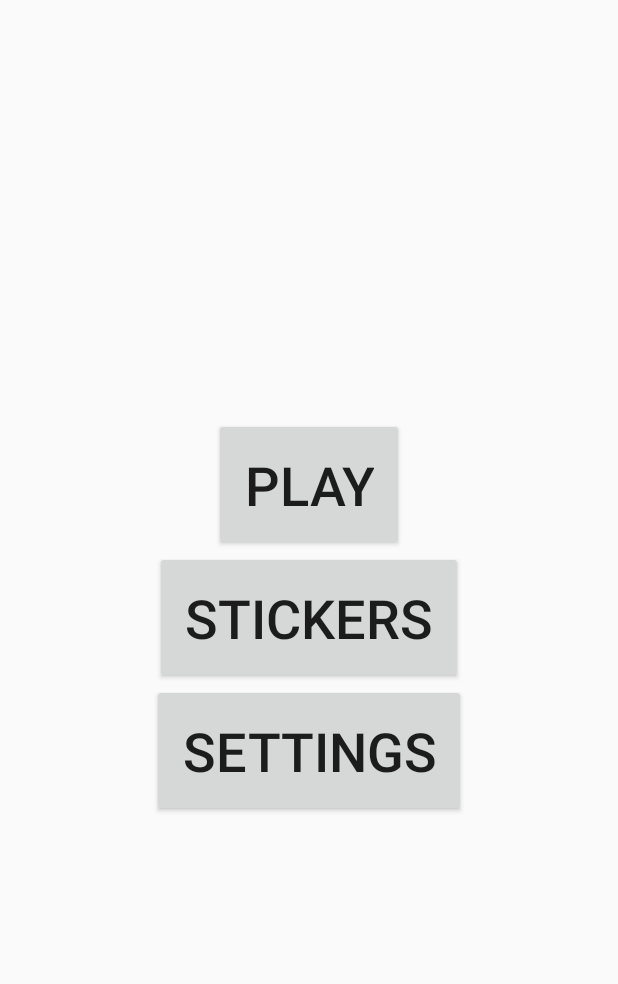
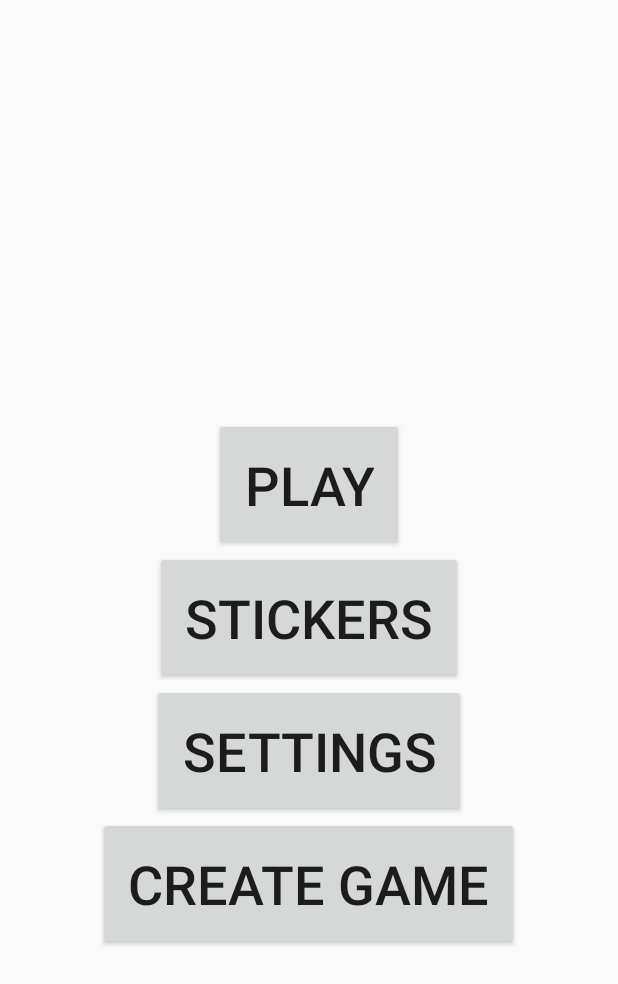
Before and after one commit to candyj0311/FinalProject-Verbosity, an Android app: the Home screen opened directly, with no data from a screen before it, on a phone screen of 412 x 824 dp. Shown: the top 984 px of the screen. Run offline under Robolectric (Android 15) with nearby library versions, the phone set to English and light mode, and no system bars.

Commit message:
Work from class

```diff
--- a/app/src/main/AndroidManifest.xml
+++ b/app/src/main/AndroidManifest.xml
@@ -22,6 +22,7 @@
         <activity android:name=".CategoriesPage" />
         <activity android:name=".Games" />
         <activity android:name=".Results" />
+        <activity android:name=".CreateGame"></activity>
     </application>
 
 </manifest>
--- a/app/src/main/java/candacelizelle/finalproject_candacejlizelles/Home.java
+++ b/app/src/main/java/candacelizelle/finalproject_candacejlizelles/Home.java
@@ -29,4 +29,9 @@ public class Home extends AppCompatActivity {
         // Go to Stickers page
         Toast.makeText(Home.this, "This is a possible enhancement", Toast.LENGTH_SHORT).show();
     }
+
+    public void createGame(View view) {
+        Intent intent = new Intent(Home.this, CreateGame.class);
+        startActivity(intent);
+    }
 }
--- a/app/src/main/java/candacelizelle/finalproject_candacejlizelles/LoginActivity.java
+++ b/app/src/main/java/candacelizelle/finalproject_candacejlizelles/LoginActivity.java
@@ -37,7 +37,7 @@ public class LoginActivity extends AppCompatActivity {
         firebase.authWithPassword(email, password, new Firebase.AuthResultHandler() {
             @Override
             public void onAuthenticated(AuthData authData) {
-                Toast.makeText(LoginActivity.this, "You are logged in", Toast.LENGTH_LONG).show();
+                Toast.makeText(LoginActivity.this, "We would not include login IRL, only in class", Toast.LENGTH_LONG).show();
                 finish();
             }
 
--- a/app/src/main/res/layout/activity_home.xml
+++ b/app/src/main/res/layout/activity_home.xml
@@ -41,4 +41,15 @@
         android:text="@string/settings"
         android:textSize="36sp" />
 
+    <Button
+        android:id="@+id/create_button"
+        android:layout_width="wrap_content"
+        android:layout_height="wrap_content"
+        android:layout_below="@+id/settings_button"
+        android:layout_centerHorizontal="true"
+        android:onClick="createGame"
+        android:padding="20dp"
+        android:text="@string/create_game"
+        android:textSize="36sp" />
+
 </RelativeLayout>
```
Also changed, not shown: app/src/main/res/values/strings.xml (+10 -0 lines).
